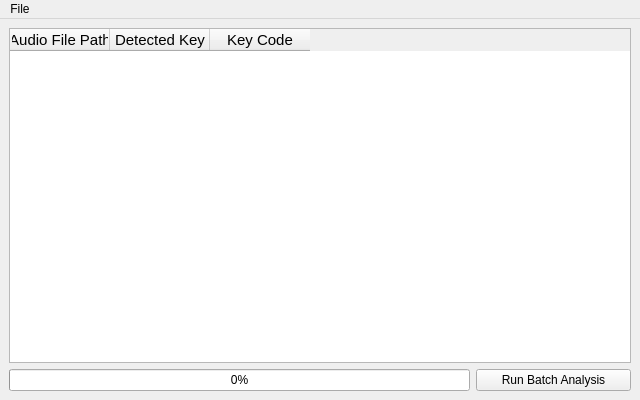
ibsh/is_KeyFinder, file batchwindow.ui: the form before one commit.
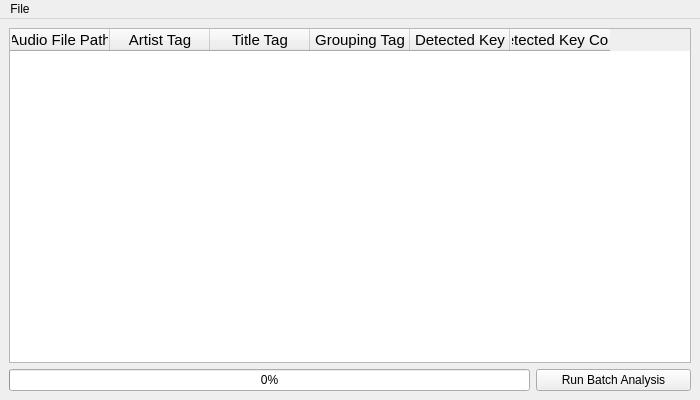
The form after the commit.

Commit message: Can now read/write grouping tags Mostly because I altered the TagLib source, so the deployment script will need changing to add the right version to the bundle.

Patch:
```diff
--- a/batchwindow.ui
+++ b/batchwindow.ui
@@ -6,7 +6,7 @@
    <rect>
     <x>0</x>
     <y>0</y>
-    <width>640</width>
+    <width>700</width>
     <height>400</height>
    </rect>
   </property>
@@ -34,11 +34,29 @@
       <property name="alternatingRowColors">
        <bool>true</bool>
       </property>
+      <property name="wordWrap">
+       <bool>false</bool>
+      </property>
       <column>
        <property name="text">
         <string>Audio File Path</string>
        </property>
       </column>
+      <column>
+       <property name="text">
+        <string>Artist Tag</string>
+       </property>
+      </column>
+      <column>
+       <property name="text">
+        <string>Title Tag</string>
+       </property>
+      </column>
+      <column>
+       <property name="text">
+        <string>Grouping Tag</string>
+       </property>
+      </column>
       <column>
        <property name="text">
         <string>Detected Key</string>
@@ -46,7 +64,7 @@
       </column>
       <column>
        <property name="text">
-        <string>Key Code</string>
+        <string>Detected Key Code</string>
        </property>
       </column>
      </widget>
@@ -88,7 +106,7 @@
     <rect>
      <x>0</x>
      <y>0</y>
-     <width>640</width>
+     <width>700</width>
      <height>22</height>
     </rect>
    </property>
```
The commit also changes 23 other files.
